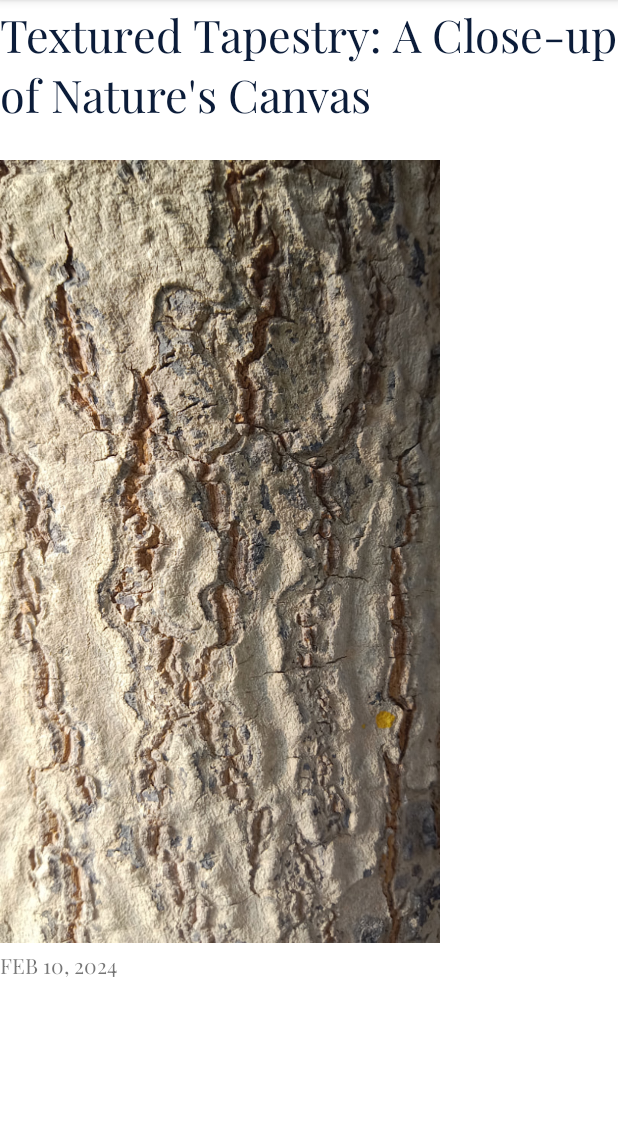
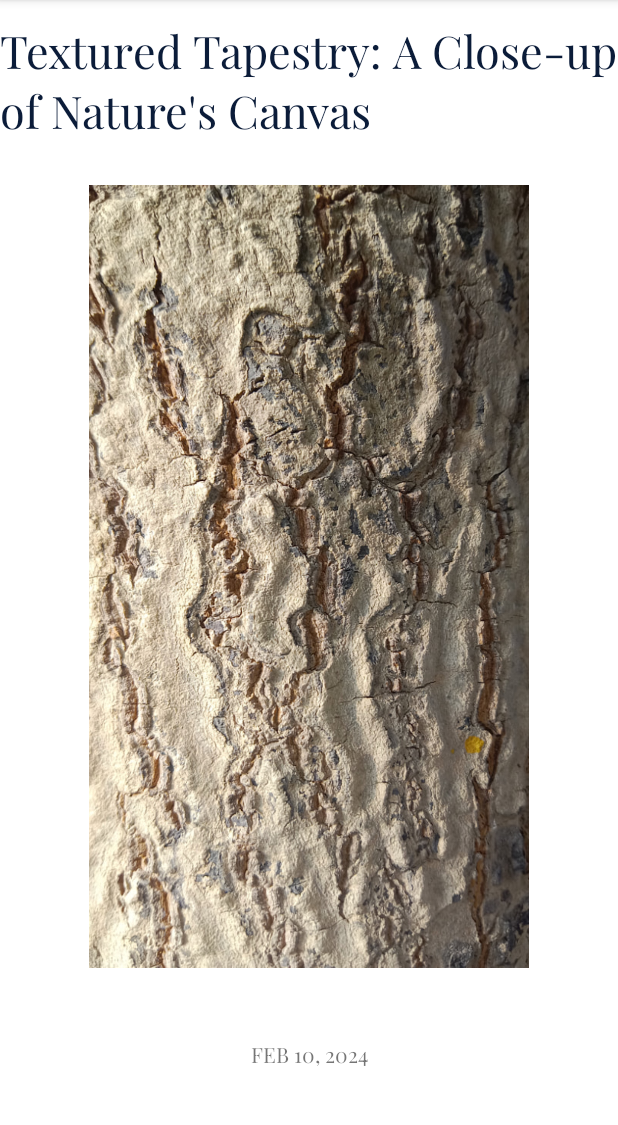
Before and after one commit to aliyabatoolalvi/AliyasStream, an Android app: the screen it shows after launch (MainActivity), on a phone screen of 412 x 824 dp, the part 84-1209 px from its top. Run offline under Robolectric (Android 15) with nearby library versions, the phone set to English and light mode, and no system bars.

Commit message:
changed_layout

```diff
--- a/app/src/main/java/com/example/aliyasstream/BlogViewHolder.java
+++ b/app/src/main/java/com/example/aliyasstream/BlogViewHolder.java
@@ -12,7 +12,7 @@ public class BlogViewHolder extends RecyclerView.ViewHolder {
     ImageView image;
     TextView title;
     TextView date;
-    LinearLayout post;
+    androidx.constraintlayout.widget.ConstraintLayout post;
     public BlogViewHolder(@NonNull View itemView) {
         super(itemView);
         image=itemView.findViewById(R.id.image);
--- a/app/src/main/res/layout/item_article.xml
+++ b/app/src/main/res/layout/item_article.xml
@@ -6,7 +6,7 @@
     android:layout_height="match_parent"
     tools:context=".BlogDetailsActivity">
 
-    <LinearLayout
+    <androidx.constraintlayout.widget.ConstraintLayout
         android:id="@+id/post"
         android:layout_width="match_parent"
         android:layout_height="match_parent"
@@ -52,7 +52,7 @@
             android:fontFamily="@font/playfair"
 
             />
-    </LinearLayout>
+    </androidx.constraintlayout.widget.ConstraintLayout>
 
 
 </androidx.constraintlayout.widget.ConstraintLayout>
```
